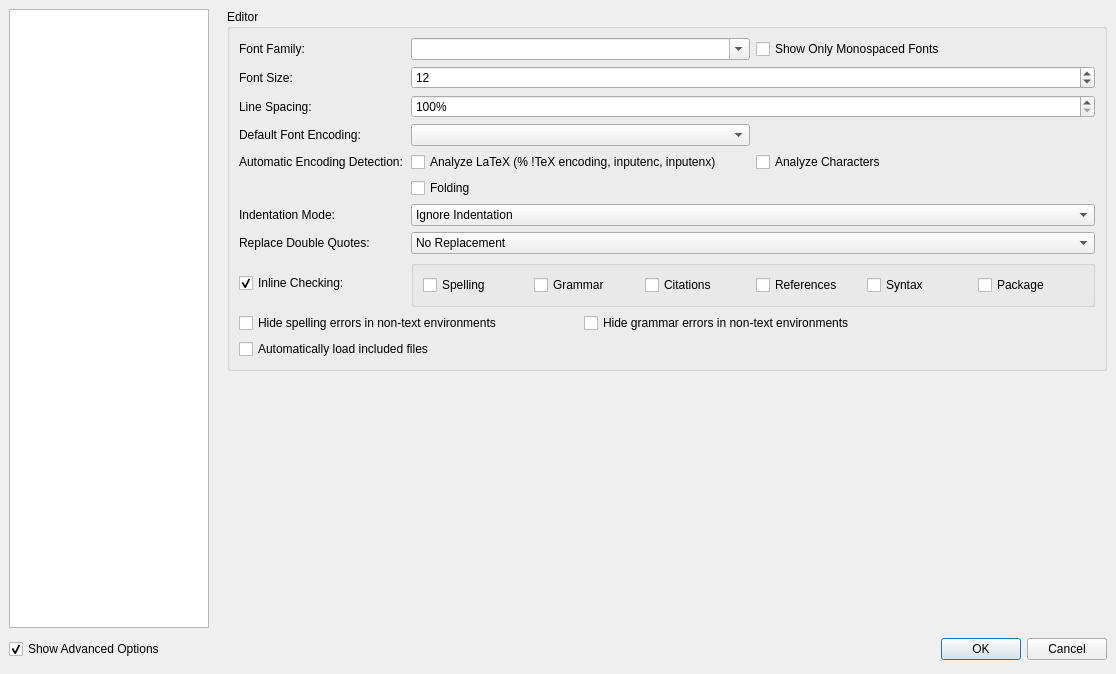
Before: the Qt Designer form configdialog.ui in texstudio-org/texstudio, drawn with Qt 5.
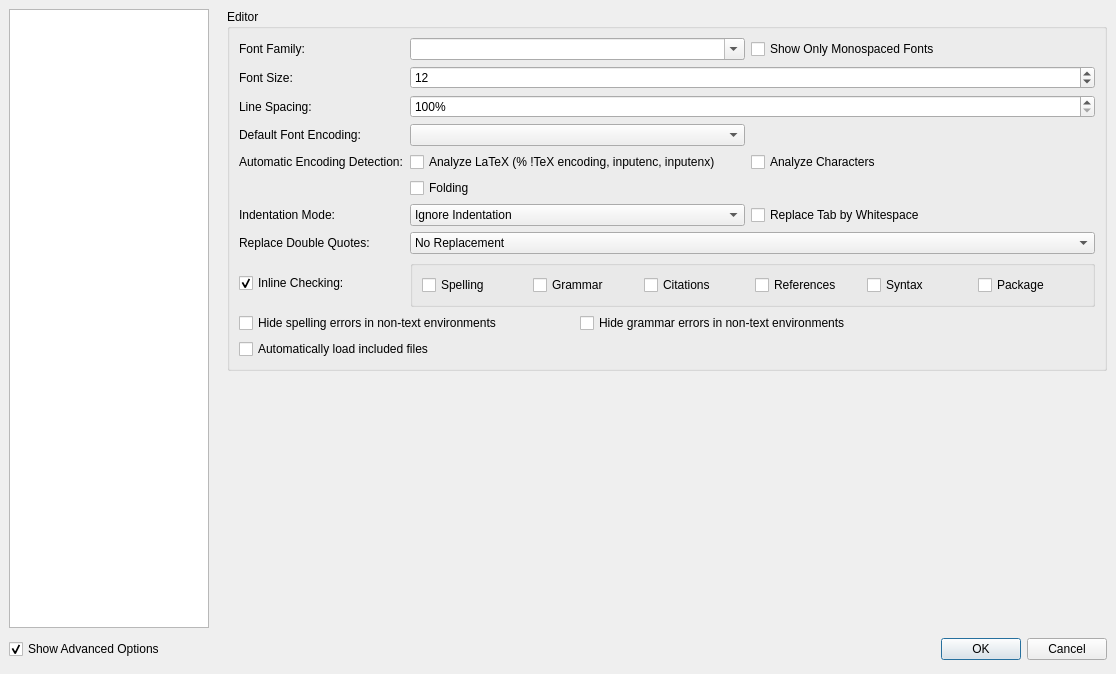
After: the same form once the commit is applied. The open tabs and pages were chosen to show the change. Icons and pictures are not drawn.

Diff of the .ui file:
```diff
--- a/configdialog.ui
+++ b/configdialog.ui
@@ -51,6 +51,71 @@
      </property>
     </widget>
    </item>
+   <item row="2" column="5">
+    <layout class="QHBoxLayout">
+     <property name="spacing">
+      <number>6</number>
+     </property>
+     <property name="sizeConstraint">
+      <enum>QLayout::SetMinimumSize</enum>
+     </property>
+     <property name="leftMargin">
+      <number>0</number>
+     </property>
+     <property name="topMargin">
+      <number>0</number>
+     </property>
+     <property name="rightMargin">
+      <number>0</number>
+     </property>
+     <property name="bottomMargin">
+      <number>0</number>
+     </property>
+     <item>
+      <spacer>
+       <property name="orientation">
+        <enum>Qt::Horizontal</enum>
+       </property>
+       <property name="sizeType">
+        <enum>QSizePolicy::Expanding</enum>
+       </property>
+       <property name="sizeHint" stdset="0">
+        <size>
+         <width>407</width>
+         <height>31</height>
+        </size>
+       </property>
+      </spacer>
+     </item>
+     <item>
+      <widget class="QPushButton" name="okButton">
+       <property name="text">
+        <string>OK</string>
+       </property>
+       <property name="default">
+        <bool>true</bool>
+       </property>
+      </widget>
+     </item>
+     <item>
+      <widget class="QPushButton" name="cancelButton">
+       <property name="text">
+        <string>Cancel</string>
+       </property>
+      </widget>
+     </item>
+    </layout>
+   </item>
+   <item row="2" column="0">
+    <widget class="QCheckBox" name="checkBoxShowAdvancedOptions">
+     <property name="text">
+      <string>Show Advanced Options</string>
+     </property>
+     <property name="checked">
+      <bool>true</bool>
+     </property>
+    </widget>
+   </item>
    <item row="0" column="1" rowspan="2" colspan="5">
     <widget class="QStackedWidget" name="pagesWidget">
      <property name="sizePolicy">
@@ -1125,7 +1190,16 @@
      </widget>
      <widget class="QWidget" name="pageEditor">
       <layout class="QGridLayout">
-       <property name="margin">
+       <property name="leftMargin">
+        <number>0</number>
+       </property>
+       <property name="topMargin">
+        <number>0</number>
+       </property>
+       <property name="rightMargin">
+        <number>0</number>
+       </property>
+       <property name="bottomMargin">
         <number>0</number>
        </property>
        <property name="spacing">
@@ -1150,207 +1224,14 @@
           <string>Editor</string>
          </property>
          <layout class="QGridLayout">
-          <item row="0" column="1" colspan="2">
-           <widget class="QComboBox" name="comboBoxFont">
-            <property name="editable">
-             <bool>true</bool>
-            </property>
-           </widget>
-          </item>
-          <item row="1" column="1" colspan="4">
-           <widget class="QSpinBox" name="spinBoxSize">
-            <property name="minimum">
-             <number>1</number>
-            </property>
-            <property name="value">
-             <number>12</number>
-            </property>
-           </widget>
-          </item>
-          <item row="7" column="1" colspan="4">
-           <widget class="QComboBox" name="comboBoxAutoIndent">
-            <property name="advancedOption" stdset="0">
-             <bool>false</bool>
-            </property>
-            <item>
-             <property name="text">
-              <string>Ignore Indentation</string>
-             </property>
-            </item>
-            <item>
-             <property name="text">
-              <string>Keep Indentation</string>
-             </property>
-            </item>
-            <item>
-             <property name="text">
-              <string>Indent and Unindent Automatically</string>
-             </property>
-            </item>
-            <item>
-             <property name="text">
-              <string>Keep Indentation With Spaces Only</string>
-             </property>
-            </item>
-            <item>
-             <property name="text">
-              <string>Indent and Unindent Automatically With Spaces Only</string>
-             </property>
-            </item>
-           </widget>
-          </item>
-          <item row="2" column="1" colspan="4">
-           <widget class="QSpinBox" name="spinBoxLineSpacingPercent">
-            <property name="suffix">
-             <string>%</string>
-            </property>
-            <property name="minimum">
-             <number>100</number>
-            </property>
-            <property name="maximum">
-             <number>500</number>
-            </property>
-            <property name="singleStep">
-             <number>10</number>
-            </property>
-            <property name="advancedOption" stdset="0">
-             <bool>true</bool>
-            </property>
-           </widget>
-          </item>
-          <item row="9" column="1" colspan="4">
-           <widget class="QGroupBox" name="groupBoxInlineChecking">
-            <property name="sizePolicy">
-             <sizepolicy hsizetype="Expanding" vsizetype="Preferred">
-              <horstretch>0</horstretch>
-              <verstretch>0</verstretch>
-             </sizepolicy>
-            </property>
-            <property name="title">
-             <string/>
-            </property>
-            <layout class="QHBoxLayout" name="horizontalLayout_4">
-             <item>
-              <widget class="QCheckBox" name="checkBoxInlineSpellCheck">
-               <property name="text">
-                <string>Spelling</string>
-               </property>
-              </widget>
-             </item>
-             <item>
-              <widget class="QCheckBox" name="checkBoxInlineGrammarCheck">
-               <property name="text">
-                <string>Grammar</string>
-               </property>
-              </widget>
-             </item>
-             <item>
-              <widget class="QCheckBox" name="checkBoxInlineCitationCheck">
-               <property name="text">
-                <string>Citations</string>
-               </property>
-              </widget>
-             </item>
-             <item>
-              <widget class="QCheckBox" name="checkBoxInlineReferenceCheck">
-               <property name="text">
-                <string>References</string>
-               </property>
-              </widget>
-             </item>
-             <item>
-              <widget class="QCheckBox" name="checkBoxInlineSyntaxCheck">
-               <property name="text">
-                <string>Syntax</string>
-               </property>
-              </widget>
-             </item>
-             <item>
-              <widget class="QCheckBox" name="checkBoxInlinePackageCheck">
-               <property name="text">
-                <string>Package</string>
-               </property>
-              </widget>
-             </item>
-            </layout>
-           </widget>
-          </item>
-          <item row="1" column="0">
-           <widget class="QLabel" name="labelSize">
-            <property name="text">
-             <string>Font Size:</string>
-            </property>
-           </widget>
-          </item>
-          <item row="2" column="0">
-           <widget class="QLabel" name="label_2">
-            <property name="text">
-             <string>Line Spacing:</string>
-            </property>
-            <property name="advancedOption" stdset="0">
-             <bool>true</bool>
-            </property>
-           </widget>
-          </item>
-          <item row="8" column="1" colspan="4">
-           <widget class="QComboBox" name="comboBoxReplaceQuotes">
-            <item>
-             <property name="text">
-              <string>No Replacement</string>
-             </property>
-            </item>
-            <item>
-             <property name="text">
-              <string>English Quotes:  `` ''</string>
-             </property>
-            </item>
-            <item>
-             <property name="text">
-              <string>French Quotes:  &quot;&lt; &quot;&gt;</string>
-             </property>
-            </item>
-            <item>
-             <property name="text">
-              <string>German Quotes:  &quot;` &quot;'</string>
-             </property>
-            </item>
-            <item>
-             <property name="text">
-              <string>French Quotes (babel): \og \fg{}</string>
-             </property>
-            </item>
-            <item>
-             <property name="text">
-              <string>Reverse French Quotes: &quot;&gt; &quot;&lt;</string>
-             </property>
-            </item>
-            <item>
-             <property name="text">
-              <string>Package csquotes: \enquote{  }</string>
-             </property>
-            </item>
-            <item>
-             <property name="text">
-              <string>English Quotes (unicode): “ ”</string>
-             </property>
-            </item>
-           </widget>
-          </item>
-          <item row="0" column="3" colspan="2">
-           <widget class="QCheckBox" name="checkBoxShowOnlyMonospacedFonts">
-            <property name="text">
-             <string>Show Only Monospaced Fonts</string>
-            </property>
-           </widget>
-          </item>
-          <item row="8" column="0">
+          <item row="9" column="0">
            <widget class="QLabel" name="label_39">
             <property name="text">
              <string>Replace Double Quotes:</string>
             </property>
            </widget>
           </item>
-          <item row="9" column="0">
+          <item row="10" column="0">
            <widget class="QCheckBox" name="checkBoxRealTimeCheck">
             <property name="sizePolicy">
              <sizepolicy hsizetype="Preferred" vsizetype="Fixed">
@@ -1379,7 +1260,7 @@
             </property>
            </widget>
           </item>
-          <item row="11" column="0" colspan="3">
+          <item row="12" column="0" colspan="3">
            <widget class="QCheckBox" name="checkBoxAutoLoad">
             <property name="text">
              <string>Automatically load included files</string>
@@ -1410,7 +1291,7 @@
             </property>
            </widget>
           </item>
-          <item row="10" column="2" colspan="3">
+          <item row="11" column="2" colspan="3">
            <widget class="QCheckBox" name="checkBoxHideGrammarErrorsInNonText">
             <property name="text">
              <string>Hide grammar errors in non-text environments</string>
@@ -1420,7 +1301,7 @@
             </property>
            </widget>
           </item>
-          <item row="10" column="0" colspan="2">
+          <item row="11" column="0" colspan="2">
            <widget class="QCheckBox" name="checkBoxHideSpellingErrorsInNonText">
             <property name="text">
              <string>Hide spelling errors in non-text environments</string>
@@ -1457,6 +1338,196 @@
             </property>
            </widget>
           </item>
+          <item row="0" column="1" colspan="2">
+           <widget class="QComboBox" name="comboBoxFont">
+            <property name="editable">
+             <bool>true</bool>
+            </property>
+           </widget>
+          </item>
+          <item row="1" column="1" colspan="4">
+           <widget class="QSpinBox" name="spinBoxSize">
+            <property name="minimum">
+             <number>1</number>
+            </property>
+            <property name="value">
+             <number>12</number>
+            </property>
+           </widget>
+          </item>
+          <item row="2" column="1" colspan="4">
+           <widget class="QSpinBox" name="spinBoxLineSpacingPercent">
+            <property name="suffix">
+             <string>%</string>
+            </property>
+            <property name="minimum">
+             <number>100</number>
+            </property>
+            <property name="maximum">
+             <number>500</number>
+            </property>
+            <property name="singleStep">
+             <number>10</number>
+            </property>
+            <property name="advancedOption" stdset="0">
+             <bool>true</bool>
+            </property>
+           </widget>
+          </item>
+          <item row="1" column="0">
+           <widget class="QLabel" name="labelSize">
+            <property name="text">
+             <string>Font Size:</string>
+            </property>
+           </widget>
+          </item>
+          <item row="2" column="0">
+           <widget class="QLabel" name="label_2">
+            <property name="text">
+             <string>Line Spacing:</string>
+            </property>
+            <property name="advancedOption" stdset="0">
+             <bool>true</bool>
+            </property>
+           </widget>
+          </item>
+          <item row="9" column="1" colspan="4">
+           <widget class="QComboBox" name="comboBoxReplaceQuotes">
+            <item>
+             <property name="text">
+              <string>No Replacement</string>
+             </property>
+            </item>
+            <item>
+             <property name="text">
+              <string>English Quotes:  `` ''</string>
+             </property>
+            </item>
+            <item>
+             <property name="text">
+              <string>French Quotes:  &quot;&lt; &quot;&gt;</string>
+             </property>
+            </item>
+            <item>
+             <property name="text">
+              <string>German Quotes:  &quot;` &quot;'</string>
+             </property>
+            </item>
+            <item>
+             <property name="text">
+              <string>French Quotes (babel): \og \fg{}</string>
+             </property>
+            </item>
+            <item>
+             <property name="text">
+              <string>Reverse French Quotes: &quot;&gt; &quot;&lt;</string>
+             </property>
+            </item>
+            <item>
+             <property name="text">
+              <string>Package csquotes: \enquote{  }</string>
+             </property>
+            </item>
+            <item>
+             <property name="text">
+              <string>English Quotes (unicode): “ ”</string>
+             </property>
+            </item>
+           </widget>
+          </item>
+          <item row="0" column="3" colspan="2">
+           <widget class="QCheckBox" name="checkBoxShowOnlyMonospacedFonts">
+            <property name="text">
+             <string>Show Only Monospaced Fonts</string>
+            </property>
+           </widget>
+          </item>
+          <item row="10" column="1" colspan="4">
+           <widget class="QGroupBox" name="groupBoxInlineChecking">
+            <property name="sizePolicy">
+             <sizepolicy hsizetype="Expanding" vsizetype="Preferred">
+              <horstretch>0</horstretch>
+              <verstretch>0</verstretch>
+             </sizepolicy>
+            </property>
+            <property name="title">
+             <string/>
+            </property>
+            <layout class="QHBoxLayout" name="horizontalLayout_4">
+             <item>
+              <widget class="QCheckBox" name="checkBoxInlineSpellCheck">
+               <property name="text">
+                <string>Spelling</string>
+               </property>
+              </widget>
+             </item>
+             <item>
+              <widget class="QCheckBox" name="checkBoxInlineGrammarCheck">
+               <property name="text">
+                <string>Grammar</string>
+               </property>
+              </widget>
+             </item>
+             <item>
+              <widget class="QCheckBox" name="checkBoxInlineCitationCheck">
+               <property name="text">
+                <string>Citations</string>
+               </property>
+              </widget>
+             </item>
+             <item>
+              <widget class="QCheckBox" name="checkBoxInlineReferenceCheck">
+               <property name="text">
+                <string>References</string>
+               </property>
+              </widget>
+             </item>
+             <item>
+              <widget class="QCheckBox" name="checkBoxInlineSyntaxCheck">
+               <property name="text">
+                <string>Syntax</string>
+               </property>
+              </widget>
+             </item>
+             <item>
+              <widget class="QCheckBox" name="checkBoxInlinePackageCheck">
+               <property name="text">
+                <string>Package</string>
+               </property>
+              </widget>
+             </item>
+            </layout>
+           </widget>
+          </item>
+          <item row="7" column="1" colspan="2">
+           <widget class="QComboBox" name="comboBoxAutoIndent">
+            <property name="advancedOption" stdset="0">
+             <bool>false</bool>
+            </property>
+            <item>
+             <property name="text">
+              <string>Ignore Indentation</string>
+             </property>
+            </item>
+            <item>
+             <property name="text">
+              <string>Keep Indentation</string>
+             </property>
+            </item>
+            <item>
+             <property name="text">
+              <string>Indent and Unindent Automatically</string>
+             </property>
+            </item>
+           </widget>
+          </item>
+          <item row="7" column="3">
+           <widget class="QCheckBox" name="checkBoxReplaceTabByWhitespace">
+            <property name="text">
+             <string>Replace Tab by Whitespace</string>
+            </property>
+           </widget>
+          </item>
          </layout>
         </widget>
        </item>
@@ -3386,62 +3457,6 @@
      </widget>
     </widget>
    </item>
-   <item row="2" column="5">
-    <layout class="QHBoxLayout">
-     <property name="spacing">
-      <number>6</number>
-     </property>
-     <property name="sizeConstraint">
-      <enum>QLayout::SetMinimumSize</enum>
-     </property>
-     <property name="margin">
-      <number>0</number>
-     </property>
-     <item>
-      <spacer>
-       <property name="orientation">
-        <enum>Qt::Horizontal</enum>
-       </property>
-       <property name="sizeType">
-        <enum>QSizePolicy::Expanding</enum>
-       </property>
-       <property name="sizeHint" stdset="0">
-        <size>
-         <width>407</width>
-         <height>31</height>
-        </size>
-       </property>
-      </spacer>
-     </item>
-     <item>
-      <widget class="QPushButton" name="okButton">
-       <property name="text">
-        <string>OK</string>
-       </property>
-       <property name="default">
-        <bool>true</bool>
-       </property>
-      </widget>
-     </item>
-     <item>
-      <widget class="QPushButton" name="cancelButton">
-       <property name="text">
-        <string>Cancel</string>
-       </property>
-      </widget>
-     </item>
-    </layout>
-   </item>
-   <item row="2" column="0">
-    <widget class="QCheckBox" name="checkBoxShowAdvancedOptions">
-     <property name="text">
-      <string>Show Advanced Options</string>
-     </property>
-     <property name="checked">
-      <bool>true</bool>
-     </property>
-    </widget>
-   </item>
   </layout>
  </widget>
  <tabstops>
```
Left out of the diff: 257 changed lines with no effect on the pictures.
